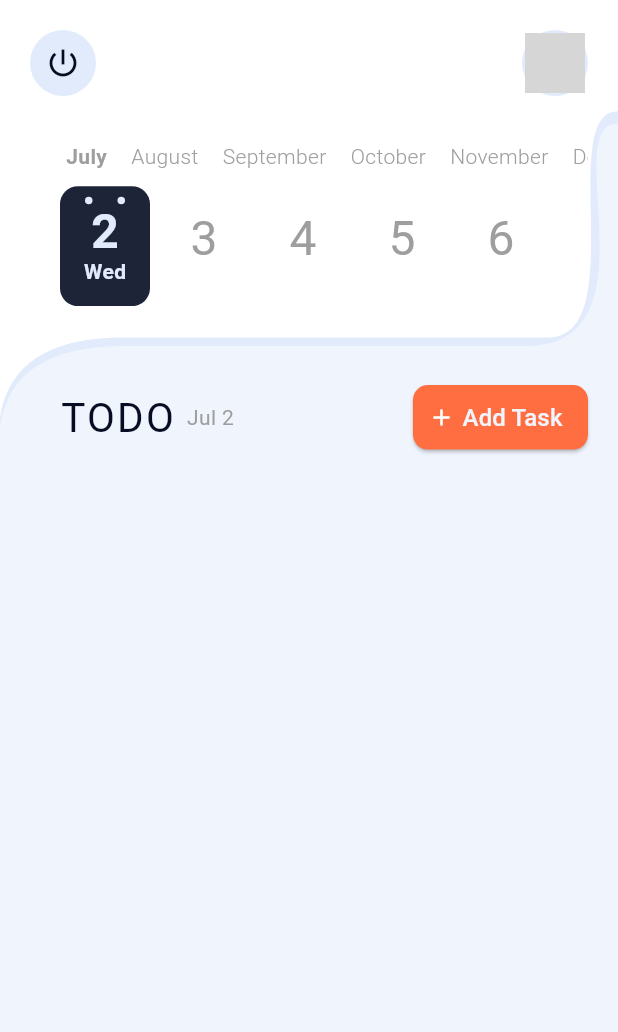
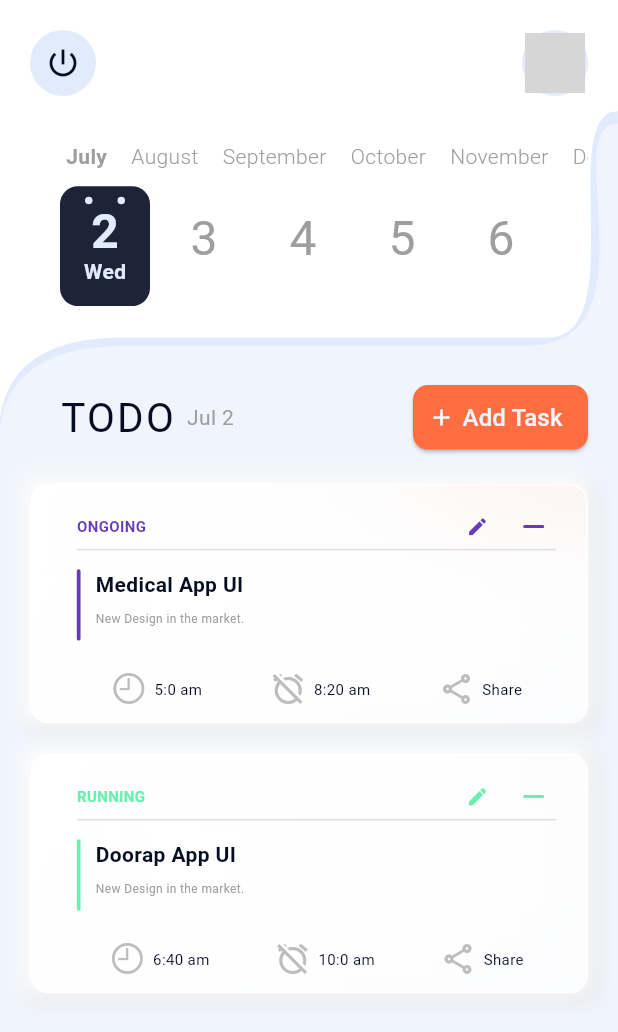
Before and after one commit to jbjason/task_07, a Flutter app: the screen it shows after launch, on a phone screen of 412 x 824 dp. Shown: the top 1032 px of the screen. Run offline on Flutter 3.47's test engine with Material 3 defaults, Android fonts, the phone set to English and light mode, and no system bars; drawn by our look-alikes of calendar_timeline; our stand-ins replace dio, elegant_notification, firebase_core, google_fonts, logger; accounts and stored records are empty; network calls fail; Roboto replaces fonts that are missing (Libre_Regular, ShareTech_Regular); grey boxes are pictures that could not be loaded.

Commit message:
add-update feature added

```diff
--- a/lib/feature/add_task/presentation/widget/add_task_appbar.dart
+++ b/lib/feature/add_task/presentation/widget/add_task_appbar.dart
@@ -2,7 +2,8 @@ import 'package:flutter/material.dart';
 import 'package:task_07/core/util/my_dimens.dart';
 
 class AddtAppbar extends StatelessWidget {
-  const AddtAppbar({super.key});
+  const AddtAppbar({super.key, required this.isEditMode});
+  final bool isEditMode;
 
   @override
   Widget build(BuildContext context) {
@@ -26,7 +27,8 @@ class AddtAppbar extends StatelessWidget {
           padding: const EdgeInsets.only(left: 20, top: 10),
           child: Align(
             alignment: Alignment.centerLeft,
-            child: MyDimens().getTitleText('Add Task'),
+            child: MyDimens()
+                .getTitleText("${isEditMode ? "Update" : "Add"} Task"),
           ),
         ),
       ],
--- a/lib/feature/home/data/repository/home_repository.dart
+++ b/lib/feature/home/data/repository/home_repository.dart
@@ -1,8 +1,32 @@
 import 'dart:ui';
 import 'package:flutter/material.dart';
 import 'package:task_07/feature/home/data/model/category.dart';
+import 'package:task_07/feature/home/data/model/task.dart';
 
 class HomeRepository {
+  static List<Task> defaultTasks = [
+    Task(
+      id: "1234",
+      title: "Medical App UI",
+      details: "New Design in the market.",
+      startTime: 300,
+      endTime: 500,
+      date: DateTime.now(),
+      taskDate: DateTime.now().add(Duration(days: 1)),
+      category: 2,
+    ),
+    Task(
+      id: "456",
+      title: "Doorap App UI",
+      details: "New Design in the market.",
+      startTime: 400,
+      endTime: 600,
+      date: DateTime.now(),
+      taskDate: DateTime.now().add(Duration(days: 1)),
+      category: 1,
+    ),
+  ];
+
   static const taskCategories = [
     Category(title: "URGENT", color: Color(0xFFFF3D00)),
     Category(title: "RUNNING", color: Color(0xFF69F0AE)),
@@ -24,7 +48,7 @@ class HomeRepository {
         ),
       ];
 
-  Widget getGlassEffect({required Widget child}) {
+  static Widget getGlassEffect({required Widget child}) {
     return DecoratedBox(
       decoration: BoxDecoration(boxShadow: HomeRepository.cardShadow),
       child: ClipRRect(
@@ -32,7 +56,7 @@ class HomeRepository {
         child: BackdropFilter(
           filter: ImageFilter.blur(sigmaX: 50, sigmaY: 50),
           child: Container(
-            height: 155,
+            height: 160,
             padding:
                 const EdgeInsets.only(left: 30, right: 20, top: 20, bottom: 10),
             decoration: BoxDecoration(
--- a/lib/feature/home/presentation/page/home_screen.dart
+++ b/lib/feature/home/presentation/page/home_screen.dart
@@ -8,7 +8,6 @@ import 'package:task_07/feature/home/presentation/widget/home_title_button.dart'
 class HomeScreen extends StatelessWidget {
   static const routeName = '/home-screen';
   const HomeScreen({super.key});
-
   @override
   Widget build(BuildContext context) {
     final selectedDate = ValueNotifier<DateTime>(DateTime.now());
--- a/lib/feature/home/presentation/provider/task_provider.dart
+++ b/lib/feature/home/presentation/provider/task_provider.dart
@@ -1,9 +1,10 @@
 import 'package:flutter/material.dart';
 import 'package:task_07/core/base/base_client.dart';
 import 'package:task_07/feature/home/data/model/task.dart';
+import 'package:task_07/feature/home/data/repository/home_repository.dart';
 
 class TaskProvider with ChangeNotifier {
-  final List<Task> _tasks = [];
+  final List<Task> _tasks = HomeRepository.defaultTasks;
 
   List<Task> get getTasks => [..._tasks];
 
@@ -13,7 +14,6 @@ class TaskProvider with ChangeNotifier {
   }
 
   void addTask(Task task) {
-    print("coming to add");
     _tasks.add(task);
     notifyListeners();
   }
@@ -25,7 +25,8 @@ class TaskProvider with ChangeNotifier {
       notifyListeners();
     }
   }
-  void deleteTask(String id){
+
+  void deleteTask(String id) {
     _tasks.removeWhere((task) => task.id == id);
     notifyListeners();
   }
--- a/lib/feature/home/presentation/widget/home_listview.dart
+++ b/lib/feature/home/presentation/widget/home_listview.dart
@@ -22,16 +22,27 @@ class HomeListView extends StatelessWidget {
             ),
           );
         }
+        return RefreshIndicator(
+          backgroundColor: Colors.white,
+          onRefresh: () async {
+            await Future.delayed(Duration(seconds: 1));
+            // Provider.of<TaskProvider>(context, listen: false).fetchTaskList(context),
+          },
+          child: _getBody(context),
+        );
+      },
+    );
+  }
+
+  Widget _getBody(BuildContext context) {
     final tasks = Provider.of<TaskProvider>(context).getTasks;
     return ListView.separated(
       itemCount: tasks.length,
       clipBehavior: Clip.none,
       separatorBuilder: (_, __) => const SizedBox(height: 20),
       itemBuilder: (context, i) {
-            return HomeRepository().getGlassEffect(
+        return HomeRepository.getGlassEffect(
           child: HomeListViewItem(task: tasks[i]),
-            );
-          },
         );
       },
     );
--- /dev/null
+++ b/lib/feature/home/presentation/widget/home_listview_item_bottom.dart
@@ -0,0 +1,41 @@
+import 'package:flutter/cupertino.dart';
+import 'package:flutter/material.dart';
+import 'package:task_07/core/util/my_color.dart';
+import 'package:task_07/feature/home/data/model/task.dart';
+
+class HomeListviewItemBottom extends StatelessWidget {
+  const HomeListviewItemBottom({super.key, required this.task});
+  final Task task;
+  @override
+  Widget build(BuildContext context) {
+     final startTime = _getTime(task.startTime);
+    final endTime = _getTime(task.endTime);
+    return Row(
+      mainAxisAlignment: MainAxisAlignment.spaceAround,
+      crossAxisAlignment: CrossAxisAlignment.end,
+      children: [
+        // Due-date
+        _iconText(CupertinoIcons.clock, startTime),
+        _iconText(Icons.alarm_off_outlined, endTime),
+        _iconText(Icons.share_outlined, 'Share'),
+      ],
+    );
+  }
+
+  String _getTime(int time) {
+    final startHour = time ~/ 60;
+    final amPm = startHour > 12 ? 'pm' : 'am';
+    return '$startHour:${time % 60} $amPm';
+  }
+
+  Widget _iconText(IconData icon, String title) => Row(
+        children: [
+          Icon(icon, color: Colors.grey[400]),
+          const SizedBox(width: 5),
+          Text(
+            title,
+            style: const TextStyle(fontSize: 10, color: MyColor.logBackColor),
+          ),
+        ],
+      );
+}
--- /dev/null
+++ b/lib/feature/home/presentation/widget/home_listview_item_top.dart
@@ -0,0 +1,82 @@
+import 'package:flutter/material.dart';
+import 'package:google_fonts/google_fonts.dart';
+import 'package:provider/provider.dart';
+import 'package:task_07/core/util/my_dialog.dart';
+import 'package:task_07/feature/add_task/presentation/page/add_task_screen.dart';
+import 'package:task_07/feature/home/data/model/task.dart';
+import 'package:task_07/feature/home/data/repository/home_repository.dart';
+import 'package:task_07/feature/home/presentation/provider/task_provider.dart';
+
+class HomeListviewItemTop extends StatelessWidget {
+  const HomeListviewItemTop({required this.task, super.key});
+  final Task task;
+  @override
+  Widget build(BuildContext context) {
+    final color = HomeRepository.taskCategories[task.category].color;
+    return Row(
+      children: [
+        // category title
+        Text(
+          HomeRepository.taskCategories[task.category].title,
+          style: GoogleFonts.fjallaOne(
+            textStyle: TextStyle(
+              fontSize: 10,
+              fontWeight: FontWeight.bold,
+              color: color,
+            ),
+          ),
+        ),
+        Spacer(),
+        // edit icon
+        InkWell(
+          onTap: () => Navigator.push(
+            context,
+            MaterialPageRoute(builder: (_) => AddTaskScreen(task: task)),
+          ),
+          child: Icon(Icons.edit, size: 15, color: color),
+        ),
+        const SizedBox(width: 15),
+        // delete icon
+        InkWell(
+          onTap: () => _onDeleteIconTap(task.id, context),
+          child: SizedBox(
+            height: 14,
+            width: 30,
+            child: Center(
+              child: Container(
+                height: 2,
+                width: 14,
+                decoration: BoxDecoration(
+                  color: color,
+                  borderRadius: BorderRadius.circular(10),
+                ),
+              ),
+            ),
+          ),
+        )
+      ],
+    );
+  }
+
+  void _onDeleteIconTap(String id, BuildContext context) {
+    final data = Provider.of<TaskProvider>(context, listen: false);
+    MyDialog().showAlertDialog(
+      context: context,
+      title: Text("Alert !!"),
+      content: Text("Do You Really Want to Delete ?"),
+      actions: [
+        TextButton(
+          onPressed: () {
+            data.deleteTask(id);
+            Navigator.pop(context);
+          },
+          child: const Text("Yes"),
+        ),
+        TextButton(
+          onPressed: () => Navigator.of(context).pop(),
+          child: const Text("No"),
+        ),
+      ],
+    );
+  }
+}
```
Also changed, not shown: lib/feature/add_task/presentation/page/add_task_screen.dart (+5 -3 lines), lib/feature/add_task/presentation/widget/add_task_body.dart (+27 -7 lines), lib/feature/add_task/presentation/widget/add_task_button.dart (+6 -4 lines), lib/feature/home/presentation/widget/home_delete_icon.dart (deleted, +0 -57 lines), lib/feature/home/presentation/widget/home_listview_item.dart (+5 -55 lines). Lines whose indentation alone changed are shown as unchanged.
